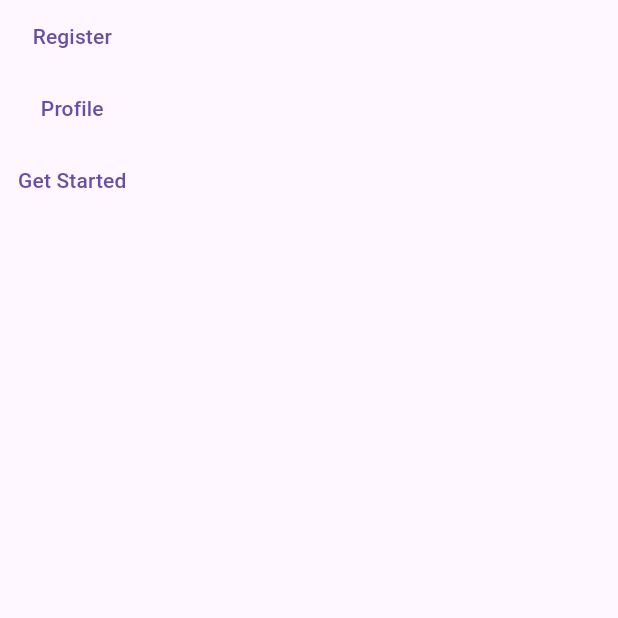
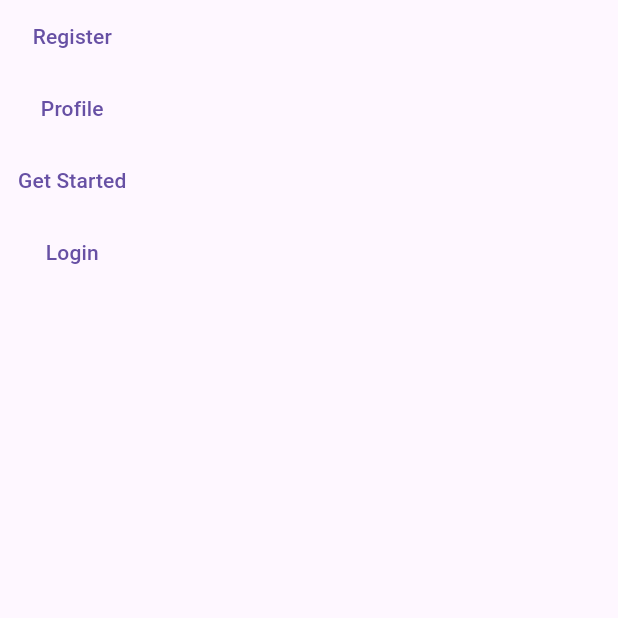
Before and after one commit to saran-raj-p/Chatapp, a Flutter app: the screen it shows after launch, on a phone screen of 412 x 824 dp, the top half of it. Run offline on Flutter 3.47's test engine with Material 3 defaults, Android fonts, the light colour scheme and no system bars.

Commit message:
login done and void main removed

```diff
--- a/chatappui/lib/main.dart
+++ b/chatappui/lib/main.dart
@@ -1,13 +1,16 @@
-import 'package:chatappui/get_started/get_started.dart';
-import 'package:chatappui/profile/Profile.dart';
+import 'package:chatappui/screen/Profile.dart';
+import 'package:chatappui/screen/get_started.dart';
+import 'package:chatappui/screen/login.dart';
+import 'package:chatappui/screen/register.dart';
 import 'package:flutter/material.dart';
-import 'register/register.dart';
 
 void main() {
   runApp(MaterialApp(
+    debugShowCheckedModeBanner: false,
     initialRoute: '/',
     routes: {
       '/': (context) => const MainApp(),
+      '/login': (context) => const Login(),
       '/register': (context) => const Register(),
       '/profile': (context) => const Profile(),
       '/getstarted': (context) => const GetStarted(),
@@ -51,6 +54,14 @@
                 selectionColor: Colors.cyan,
               ),
             ),
+            TextButton(
+                onPressed: () {
+                  Navigator.pushNamed(context, '/login');
+                },
+                child: const Text(
+                  "Login",
+                  selectionColor: Colors.cyan,
+                ))
           ],
         ),
       ),
--- a/chatappui/lib/screen/Profile.dart
+++ b/chatappui/lib/screen/Profile.dart
@@ -1,8 +1,4 @@
 import 'package:flutter/material.dart';
-
-void main() {
-  runApp(const Profile());
-}
 
 class Profile extends StatelessWidget {
   const Profile({super.key});
--- a/chatappui/lib/screen/forgotpassword.dart
+++ b/chatappui/lib/screen/forgotpassword.dart
@@ -1,6 +1,4 @@
 import 'package:flutter/material.dart';
-
-voidmain() => runApp(MaterialApp(home: Forgotpassword()));
 
 class Forgotpassword extends StatelessWidget {
   const Forgotpassword({super.key});
--- a/chatappui/lib/screen/get_started.dart
+++ b/chatappui/lib/screen/get_started.dart
@@ -1,8 +1,4 @@
 import 'package:flutter/material.dart';
-
-void main() {
-  runApp(const GetStarted());
-}
 
 class GetStarted extends StatelessWidget {
   const GetStarted({super.key});
@@ -10,7 +6,6 @@
   @override
   Widget build(BuildContext context) {
     return MaterialApp(
-      debugShowCheckedModeBanner: false,
       theme: ThemeData(scaffoldBackgroundColor: const Color(0xFFddf9f7)),
       home: Scaffold(
         body: Center(
```
Also changed, not shown: chatappui/lib/screen/login.dart (+33 -1 lines).
